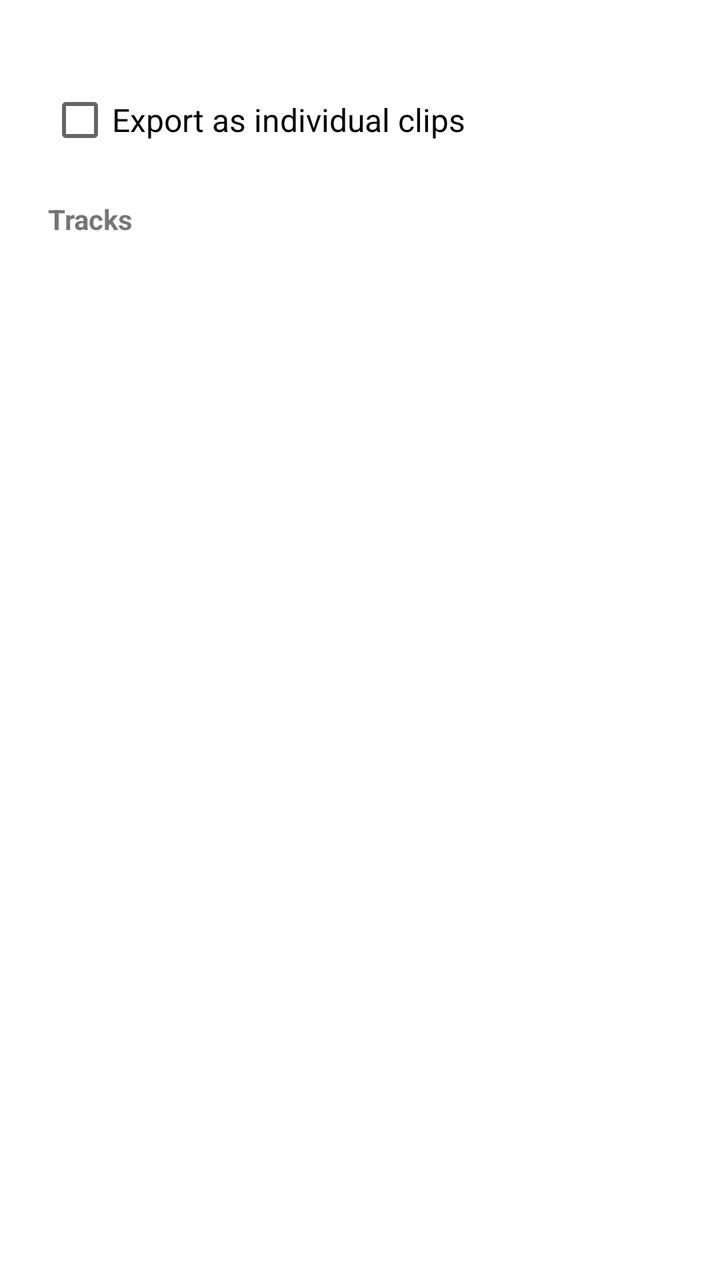
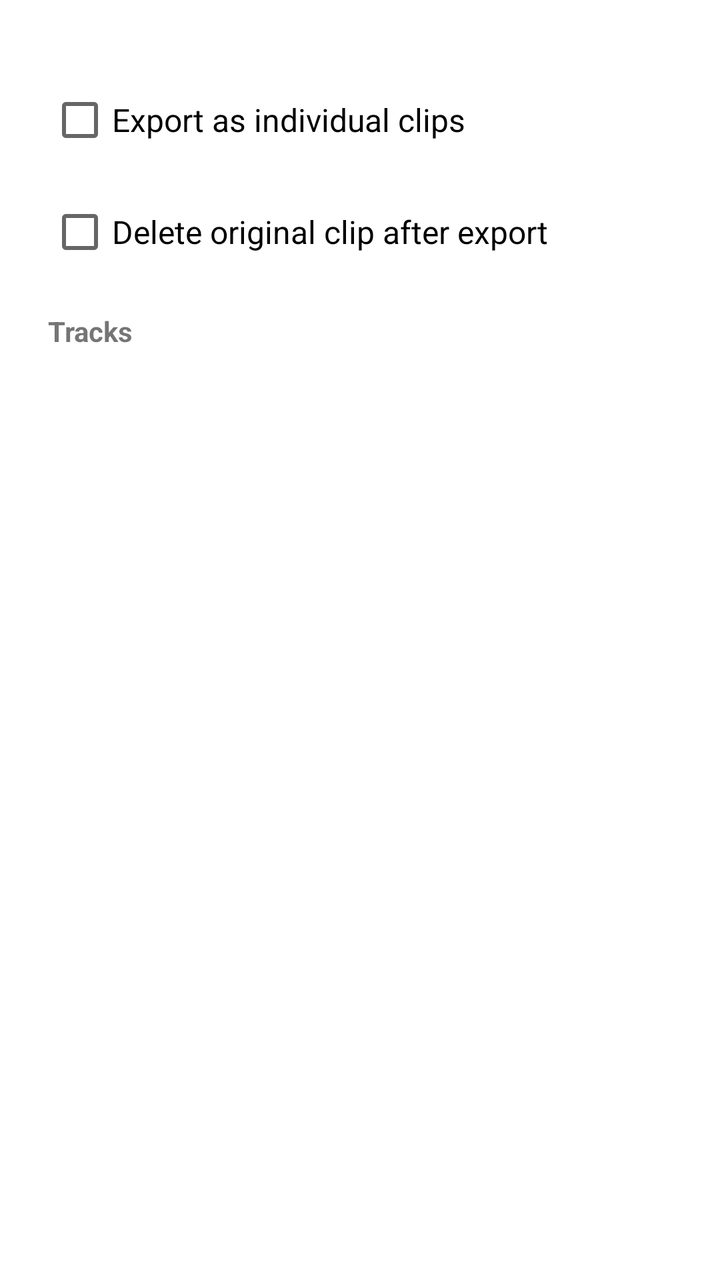

Compare the two renders of this Android layout. The source of the first and the diff that turns it into the second are given below.
<!-- AndroidManifest.xml: application theme AppTheme -->
<!-- res/layout/dialog_export_options.xml -->
<?xml version="1.0" encoding="utf-8"?>
<LinearLayout xmlns:android="http://schemas.android.com/apk/res/android"
    android:layout_width="match_parent"
    android:layout_height="wrap_content"
    android:orientation="vertical"
    android:padding="24dp">

    <CheckBox
        android:id="@+id/cbExportIndividualClips"
        android:layout_width="wrap_content"
        android:layout_height="wrap_content"
        android:layout_marginTop="12dp"
        android:text="@string/export_as_individual_clips"
        android:checked="false"
        android:textSize="16sp"/>

    <TextView
        android:id="@+id/tvTracksHeader"
        android:layout_width="wrap_content"
        android:layout_height="wrap_content"
        android:layout_marginTop="16dp"
        android:text="@string/tracks_header"
        android:textStyle="bold"
        android:textSize="14sp"/>

    <LinearLayout
        android:id="@+id/tracksContainer"
        android:layout_width="match_parent"
        android:layout_height="wrap_content"
        android:orientation="vertical"
        android:layout_marginTop="8dp"/>

</LinearLayout>
<!-- resources referenced by this layout -->
<resources>
  <string name="export_as_individual_clips">Export as individual clips</string>
  <string name="tracks_header">Tracks</string>
</resources>

<!-- the commit's change to res/layout/dialog_export_options.xml (unified diff, before → after) -->
@@ -11,6 +11,15 @@
         android:layout_height="wrap_content"
         android:layout_marginTop="12dp"
         android:text="@string/export_as_individual_clips"
+        android:checked="false"
+        android:textSize="16sp"/>
+
+    <CheckBox
+        android:id="@+id/cbDeleteOriginalAfterExport"
+        android:layout_width="wrap_content"
+        android:layout_height="wrap_content"
+        android:layout_marginTop="8dp"
+        android:text="@string/delete_original_after_export"
         android:checked="false"
         android:textSize="16sp"/>
 
<!-- resource entries referenced after the edit -->
@@ -1,5 +1,6 @@
 <!-- resources referenced by this layout -->
 <resources>
+  <string name="delete_original_after_export">Delete original clip after export</string>
   <string name="export_as_individual_clips">Export as individual clips</string>
   <string name="tracks_header">Tracks</string>
 </resources>
